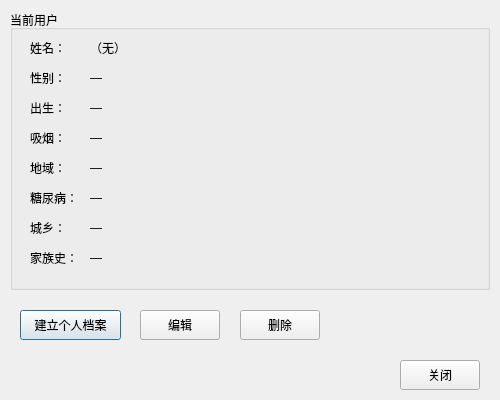
This is frontend/Forms/usermanage.ui in Felis1204/OmniHealth_Profiler as Qt 5 draws it before an edit. The edited form follows.
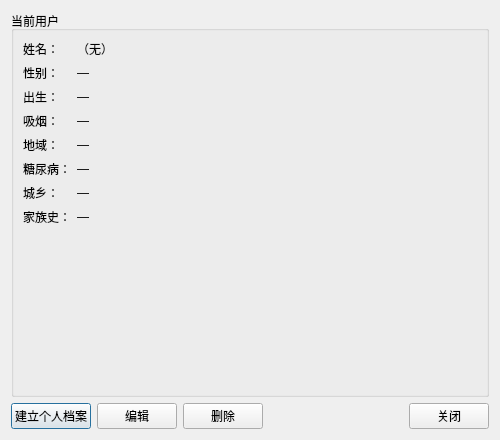
This is the edited form.

Diff of the .ui file:
```diff
--- a/frontend/Forms/usermanage.ui
+++ b/frontend/Forms/usermanage.ui
@@ -2,290 +2,41 @@
 <ui version="4.0">
  <class>UserManage</class>
  <widget class="QDialog" name="UserManage">
-  <property name="geometry">
-   <rect>
-    <x>0</x>
-    <y>0</y>
-    <width>500</width>
-    <height>400</height>
-   </rect>
-  </property>
-  <property name="windowTitle">
-   <string>用户管理</string>
-  </property>
-  <widget class="QGroupBox" name="currentUserGroup">
-   <property name="geometry">
-    <rect>
-     <x>10</x>
-     <y>10</y>
-     <width>480</width>
-     <height>280</height>
-    </rect>
-   </property>
-   <property name="title">
-    <string>当前用户</string>
-   </property>
-   <widget class="QLabel" name="nameLabel">
-    <property name="geometry">
-     <rect>
-      <x>20</x>
-      <y>30</y>
-      <width>51</width>
-      <height>16</height>
-     </rect>
-    </property>
-    <property name="text">
-     <string>姓名：</string>
-    </property>
-   </widget>
-   <widget class="QLabel" name="nameValue">
-    <property name="geometry">
-     <rect>
-      <x>80</x>
-      <y>30</y>
-      <width>200</width>
-      <height>16</height>
-     </rect>
-    </property>
-    <property name="text">
-     <string>（无）</string>
-    </property>
-   </widget>
-   <widget class="QLabel" name="genderLabel">
-    <property name="geometry">
-     <rect>
-      <x>20</x>
-      <y>60</y>
-      <width>51</width>
-      <height>16</height>
-     </rect>
-    </property>
-    <property name="text">
-     <string>性别：</string>
-    </property>
-   </widget>
-   <widget class="QLabel" name="genderValue">
-    <property name="geometry">
-     <rect>
-      <x>80</x>
-      <y>60</y>
-      <width>200</width>
-      <height>16</height>
-     </rect>
-    </property>
-    <property name="text">
-     <string>—</string>
-    </property>
-   </widget>
-   <widget class="QLabel" name="birthLabel">
-    <property name="geometry">
-     <rect>
-      <x>20</x>
-      <y>90</y>
-      <width>51</width>
-      <height>16</height>
-     </rect>
-    </property>
-    <property name="text">
-     <string>出生：</string>
-    </property>
-   </widget>
-   <widget class="QLabel" name="birthValue">
-    <property name="geometry">
-     <rect>
-      <x>80</x>
-      <y>90</y>
-      <width>200</width>
-      <height>16</height>
-     </rect>
-    </property>
-    <property name="text">
-     <string>—</string>
-    </property>
-   </widget>
-   <widget class="QLabel" name="smokingLabel">
-    <property name="geometry">
-     <rect>
-      <x>20</x>
-      <y>120</y>
-      <width>51</width>
-      <height>16</height>
-     </rect>
-    </property>
-    <property name="text">
-     <string>吸烟：</string>
-    </property>
-   </widget>
-   <widget class="QLabel" name="smokingValue">
-    <property name="geometry">
-     <rect>
-      <x>80</x>
-      <y>120</y>
-      <width>200</width>
-      <height>16</height>
-     </rect>
-    </property>
-    <property name="text">
-     <string>—</string>
-    </property>
-   </widget>
-   <widget class="QLabel" name="regionLabel">
-    <property name="geometry">
-     <rect>
-      <x>20</x>
-      <y>150</y>
-      <width>51</width>
-      <height>16</height>
-     </rect>
-    </property>
-    <property name="text">
-     <string>地域：</string>
-    </property>
-   </widget>
-   <widget class="QLabel" name="regionValue">
-    <property name="geometry">
-     <rect>
-      <x>80</x>
-      <y>150</y>
-      <width>200</width>
-      <height>16</height>
-     </rect>
-    </property>
-    <property name="text">
-     <string>—</string>
-    </property>
-   </widget>
-   <widget class="QLabel" name="diabetesLabel">
-    <property name="geometry">
-     <rect>
-      <x>20</x>
-      <y>180</y>
-      <width>51</width>
-      <height>16</height>
-     </rect>
-    </property>
-    <property name="text">
-     <string>糖尿病：</string>
-    </property>
-   </widget>
-   <widget class="QLabel" name="diabetesValue">
-    <property name="geometry">
-     <rect>
-      <x>80</x>
-      <y>180</y>
-      <width>200</width>
-      <height>16</height>
-     </rect>
-    </property>
-    <property name="text">
-     <string>—</string>
-    </property>
-   </widget>
-   <widget class="QLabel" name="urbanLabel">
-    <property name="geometry">
-     <rect>
-      <x>20</x>
-      <y>210</y>
-      <width>51</width>
-      <height>16</height>
-     </rect>
-    </property>
-    <property name="text">
-     <string>城乡：</string>
-    </property>
-   </widget>
-   <widget class="QLabel" name="urbanValue">
-    <property name="geometry">
-     <rect>
-      <x>80</x>
-      <y>210</y>
-      <width>200</width>
-      <height>16</height>
-     </rect>
-    </property>
-    <property name="text">
-     <string>—</string>
-    </property>
-   </widget>
-   <widget class="QLabel" name="familyLabel">
-    <property name="geometry">
-     <rect>
-      <x>20</x>
-      <y>240</y>
-      <width>81</width>
-      <height>16</height>
-     </rect>
-    </property>
-    <property name="text">
-     <string>家族史：</string>
-    </property>
-   </widget>
-   <widget class="QLabel" name="familyValue">
-    <property name="geometry">
-     <rect>
-      <x>80</x>
-      <y>240</y>
-      <width>200</width>
-      <height>16</height>
-     </rect>
-    </property>
-    <property name="text">
-     <string>—</string>
-    </property>
-   </widget>
-  </widget>
-  <widget class="QPushButton" name="newButton">
-   <property name="geometry">
-    <rect>
-     <x>20</x>
-     <y>310</y>
-     <width>101</width>
-     <height>30</height>
-    </rect>
-   </property>
-   <property name="text">
-    <string>建立个人档案</string>
-   </property>
-  </widget>
-  <widget class="QPushButton" name="editButton">
-   <property name="geometry">
-    <rect>
-     <x>140</x>
-     <y>310</y>
-     <width>80</width>
-     <height>30</height>
-    </rect>
-   </property>
-   <property name="text">
-    <string>编辑</string>
-   </property>
-  </widget>
-  <widget class="QPushButton" name="deleteButton">
-   <property name="geometry">
-    <rect>
-     <x>240</x>
-     <y>310</y>
-     <width>80</width>
-     <height>30</height>
-    </rect>
-   </property>
-   <property name="text">
-    <string>删除</string>
-   </property>
-  </widget>
-  <widget class="QPushButton" name="closeButton">
-   <property name="geometry">
-    <rect>
-     <x>400</x>
-     <y>360</y>
-     <width>80</width>
-     <height>30</height>
-    </rect>
-   </property>
-   <property name="text">
-    <string>关闭</string>
-   </property>
-  </widget>
+  <property name="geometry"><rect><x>0</x><y>0</y><width>500</width><height>440</height></rect></property>
+  <property name="windowTitle"><string>用户管理</string></property>
+  <property name="minimumSize"><size><width>440</width><height>380</height></size></property>
+  <layout class="QVBoxLayout" name="mainLayout">
+   <item><widget class="QGroupBox" name="currentUserGroup">
+    <property name="title"><string>当前用户</string></property>
+    <layout class="QFormLayout" name="formLayout">
+     <item row="0" column="0"><widget class="QLabel" name="nameLabel"><property name="text"><string>姓名：</string></property></widget></item>
+     <item row="0" column="1"><widget class="QLabel" name="nameValue"><property name="text"><string>（无）</string></property></widget></item>
+     <item row="1" column="0"><widget class="QLabel" name="genderLabel"><property name="text"><string>性别：</string></property></widget></item>
+     <item row="1" column="1"><widget class="QLabel" name="genderValue"><property name="text"><string>—</string></property></widget></item>
+     <item row="2" column="0"><widget class="QLabel" name="birthLabel"><property name="text"><string>出生：</string></property></widget></item>
+     <item row="2" column="1"><widget class="QLabel" name="birthValue"><property name="text"><string>—</string></property></widget></item>
+     <item row="3" column="0"><widget class="QLabel" name="smokingLabel"><property name="text"><string>吸烟：</string></property></widget></item>
+     <item row="3" column="1"><widget class="QLabel" name="smokingValue"><property name="text"><string>—</string></property></widget></item>
+     <item row="4" column="0"><widget class="QLabel" name="regionLabel"><property name="text"><string>地域：</string></property></widget></item>
+     <item row="4" column="1"><widget class="QLabel" name="regionValue"><property name="text"><string>—</string></property></widget></item>
+     <item row="5" column="0"><widget class="QLabel" name="diabetesLabel"><property name="text"><string>糖尿病：</string></property></widget></item>
+     <item row="5" column="1"><widget class="QLabel" name="diabetesValue"><property name="text"><string>—</string></property></widget></item>
+     <item row="6" column="0"><widget class="QLabel" name="urbanLabel"><property name="text"><string>城乡：</string></property></widget></item>
+     <item row="6" column="1"><widget class="QLabel" name="urbanValue"><property name="text"><string>—</string></property></widget></item>
+     <item row="7" column="0"><widget class="QLabel" name="familyLabel"><property name="text"><string>家族史：</string></property></widget></item>
+     <item row="7" column="1"><widget class="QLabel" name="familyValue"><property name="text"><string>—</string></property></widget></item>
+    </layout>
+   </widget></item>
+   <item>
+    <layout class="QHBoxLayout" name="buttonLayout">
+     <item><widget class="QPushButton" name="newButton"><property name="text"><string>建立个人档案</string></property></widget></item>
+     <item><widget class="QPushButton" name="editButton"><property name="text"><string>编辑</string></property></widget></item>
+     <item><widget class="QPushButton" name="deleteButton"><property name="text"><string>删除</string></property></widget></item>
+     <item><spacer name="btnSpacer"><property name="orientation"><enum>Qt::Horizontal</enum></property><property name="sizeHint"><size><width>40</width><height>20</height></size></property></spacer></item>
+     <item><widget class="QPushButton" name="closeButton"><property name="text"><string>关闭</string></property></widget></item>
+    </layout>
+   </item>
+  </layout>
  </widget>
  <resources/>
  <connections/>
```
